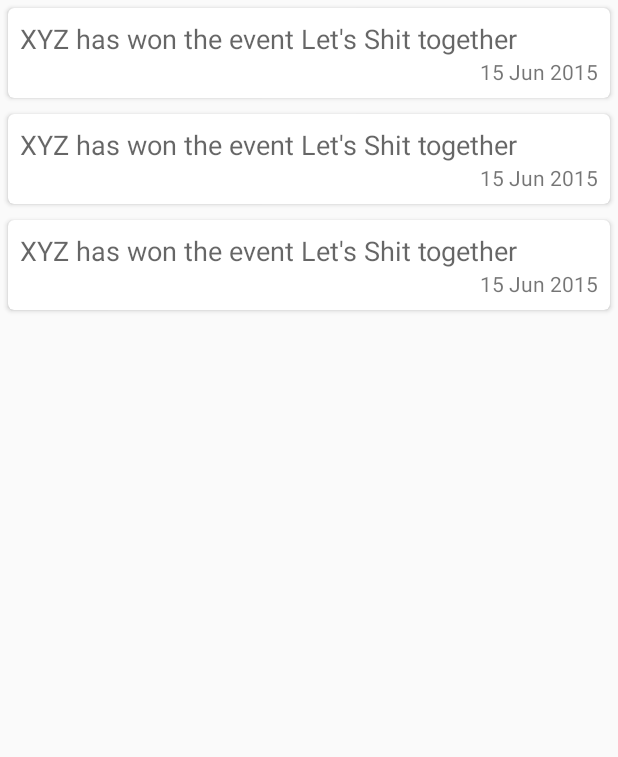
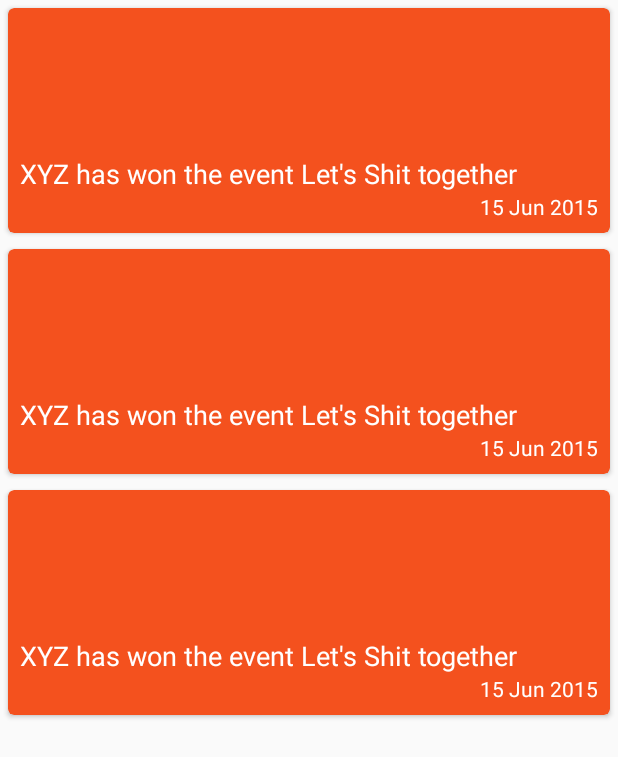
Before and after one commit to codeaters/echelon, an Android app: the layout fragment_news.xml on its own in the app's theme, with its tools: preview values and no code run, on a phone screen of 412 x 824 dp. Shown: the top 757 px of the screen. Run offline under Robolectric (Android 15) with nearby library versions, the phone set to English and light mode, and no system bars.

Commit message:
refacot: scroll issue fixed and news card height fixed and color set

```diff
--- a/app/src/main/res/layout/activity_main.xml
+++ b/app/src/main/res/layout/activity_main.xml
@@ -29,10 +29,10 @@
             app:tabMode="scrollable"/>
     </android.support.design.widget.AppBarLayout>
 
+
     <FrameLayout
         android:layout_width="match_parent"
         android:layout_height="match_parent"
-        android:layout_marginBottom="?attr/actionBarSize"
         app:layout_behavior="@string/appbar_scrolling_view_behavior">
 
         <android.support.v4.view.ViewPager
@@ -90,5 +90,4 @@
         </LinearLayout>
 
     </FrameLayout>
-
 </android.support.design.widget.CoordinatorLayout>
--- a/app/src/main/res/layout/fragment_news.xml
+++ b/app/src/main/res/layout/fragment_news.xml
@@ -1,7 +1,9 @@
 <android.support.v7.widget.RecyclerView
     xmlns:android="http://schemas.android.com/apk/res/android"
+    xmlns:app="http://schemas.android.com/apk/res-auto"
     xmlns:tools="http://schemas.android.com/tools"
     android:id="@+id/recycler_view_news"
     android:layout_width="match_parent"
     android:layout_height="wrap_content"
+    app:layout_behavior="@string/appbar_scrolling_view_behavior"
     tools:listitem="@layout/item_news"/>
--- a/app/src/main/res/layout/item_news.xml
+++ b/app/src/main/res/layout/item_news.xml
@@ -10,11 +10,14 @@
     android:layout_margin="5dp"
     android:clickable="true"
     android:foreground="?android:attr/selectableItemBackground"
+    android:minHeight="150dp"
+    card_view:cardBackgroundColor="#F4511E"
     card_view:cardCornerRadius="4dp">
 
     <LinearLayout
         android:layout_width="match_parent"
         android:layout_height="wrap_content"
+        android:layout_gravity="bottom"
         android:orientation="vertical"
         android:padding="8dp">
 
@@ -24,6 +27,7 @@
             android:layout_height="wrap_content"
             android:layout_gravity="bottom"
             android:textAppearance="?android:textAppearanceMedium"
+            android:textColor="#fff"
             tools:text="XYZ has won the event Let's Shit together"/>
 
         <TextView
@@ -31,6 +35,8 @@
             android:layout_width="match_parent"
             android:layout_height="wrap_content"
             android:gravity="bottom|end"
+            android:textAppearance="?android:textAppearanceSmall"
+            android:textColor="#fff"
             tools:text="15 Jun 2015"/>
     </LinearLayout>
 </android.support.v7.widget.CardView>
--- a/app/src/main/res/values-v21/styles.xml
+++ b/app/src/main/res/values-v21/styles.xml
@@ -4,6 +4,6 @@
         <item name="windowActionBar">false</item>
         <item name="windowNoTitle">true</item>
         <item name="android:windowDrawsSystemBarBackgrounds">true</item>
-        <item name="android:statusBarColor">@android:color/transparent</item>
+        <item name="android:statusBarColor">@color/colorPrimaryDark</item>
     </style>
 </resources>
--- a/app/src/main/res/values/styles.xml
+++ b/app/src/main/res/values/styles.xml
@@ -6,11 +6,13 @@
         <item name="colorPrimary">@color/colorPrimary</item>
         <item name="colorPrimaryDark">@color/colorPrimaryDark</item>
         <item name="colorAccent">@color/colorAccent</item>
+
     </style>
 
     <style name="AppTheme.NoActionBar">
         <item name="windowActionBar">false</item>
         <item name="windowNoTitle">true</item>
+
     </style>
 
     <style name="AppTheme.AppBarOverlay" parent="ThemeOverlay.AppCompat.Dark.ActionBar"/>
```
Also changed, not shown: app/src/main/java/com/app/innovationweek/adapter/NewsAdapter.java (+16 -2 lines), app/src/main/java/com/app/innovationweek/model/holder/NewsHolder.java (+13 -3 lines), app/src/main/res/layout/fragment_event.xml (+4 -3 lines), app/src/main/res/layout/item_imagenews.xml (+10 -3 lines).
